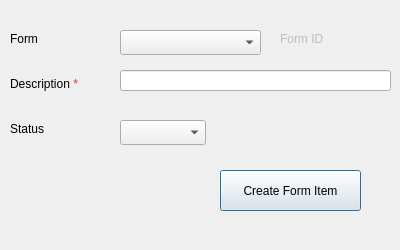
Hossam01/HyperPOS2020Design, file presentation/authorization_ui/createFormItem.ui: the form before one commit.
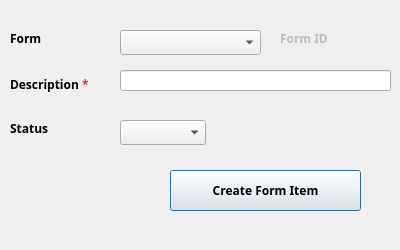
The form after the commit.

Diff of the .ui file:
```diff
--- a/presentation/authorization_ui/createFormItem.ui
+++ b/presentation/authorization_ui/createFormItem.ui
@@ -34,6 +34,14 @@
      <height>17</height>
     </rect>
    </property>
+   <property name="font">
+    <font>
+     <family>29LT Bukra Regular</family>
+     <pointsize>9</pointsize>
+     <weight>75</weight>
+     <bold>true</bold>
+    </font>
+   </property>
    <property name="text">
     <string>Status</string>
    </property>
@@ -50,6 +58,14 @@
      <height>17</height>
     </rect>
    </property>
+   <property name="font">
+    <font>
+     <family>29LT Bukra Regular</family>
+     <pointsize>9</pointsize>
+     <weight>75</weight>
+     <bold>true</bold>
+    </font>
+   </property>
    <property name="frameShape">
     <enum>QFrame::NoFrame</enum>
    </property>
@@ -86,6 +102,14 @@
      <height>17</height>
     </rect>
    </property>
+   <property name="font">
+    <font>
+     <family>29LT Bukra Regular</family>
+     <pointsize>9</pointsize>
+     <weight>75</weight>
+     <bold>true</bold>
+    </font>
+   </property>
    <property name="text">
     <string>Form</string>
    </property>
@@ -93,15 +117,18 @@
   <widget class="QPushButton" name="BTN_createFormItem">
    <property name="geometry">
     <rect>
-     <x>220</x>
+     <x>170</x>
      <y>170</y>
-     <width>141</width>
+     <width>191</width>
      <height>41</height>
     </rect>
    </property>
    <property name="font">
     <font>
+     <family>29LT Bukra Regular</family>
      <pointsize>9</pointsize>
+     <weight>75</weight>
+     <bold>true</bold>
     </font>
    </property>
    <property name="text">
@@ -127,6 +154,14 @@
      <height>29</height>
     </rect>
    </property>
+   <property name="font">
+    <font>
+     <family>29LT Bukra Regular</family>
+     <pointsize>9</pointsize>
+     <weight>75</weight>
+     <bold>true</bold>
+    </font>
+   </property>
    <property name="text">
     <string>&lt;html&gt;&lt;head/&gt;&lt;body&gt;&lt;p&gt;Description &lt;span style=&quot; color:#ef2929;&quot;&gt;*&lt;/span&gt;&lt;/p&gt;&lt;/body&gt;&lt;/html&gt;</string>
    </property>
```
Left out of the diff: 24 changed lines with no effect on the pictures.
